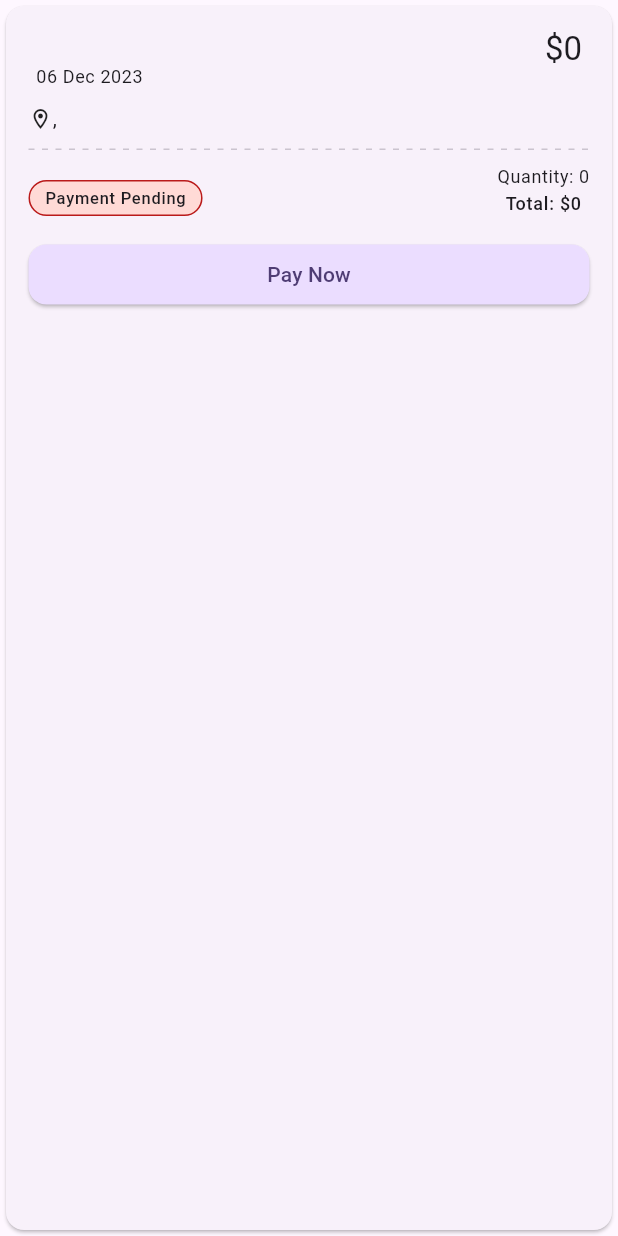
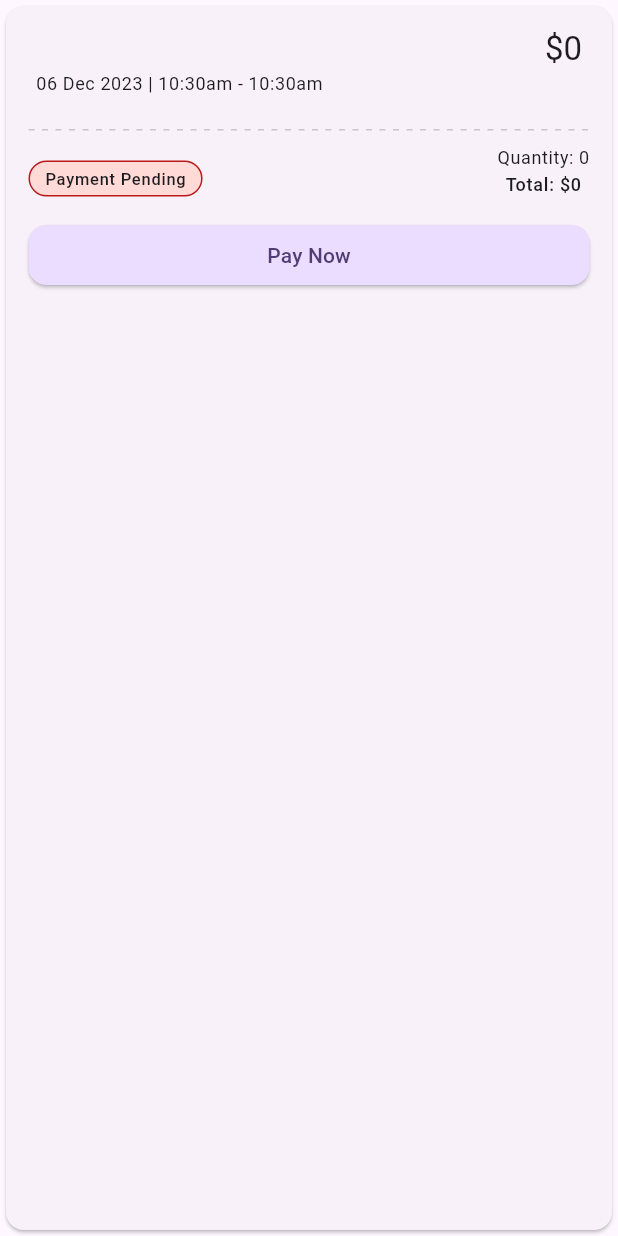
Before and after one commit to hadiyaaamir/chatbot, a Flutter app: the TicketOptionTile widget shown alone on an empty page, opened directly with empty values, on a phone screen of 412 x 824 dp. Run offline on Flutter 3.47's test engine with Material 3 defaults, Android fonts, the phone set to English and light mode, and no system bars; drawn by our look-alikes of dotted_line; our stand-ins replace equatable, flutter_bloc, flutter_spinkit, googleapis_auth, just_audio; missing offline and left inert: dialog_flowtter, flutter_sound, googleapis; statements that could not run were skipped.

Commit message:
time slots support in classes

```diff
--- a/lib/events/data/models/event.dart
+++ b/lib/events/data/models/event.dart
@@ -13,6 +13,7 @@ class Event extends Option {
     required this.location,
     required this.price,
     required this.startTime,
+    required this.slots,
   });
 
   final String id;
@@ -26,6 +27,8 @@ class Event extends Option {
   final String country;
   final LatLng location;
   final DateTime createdAt;
+
+  final List<EventSlot> slots;
 
   factory Event.fromJson(Map<String, dynamic> json) {
     return Event(
@@ -47,6 +50,7 @@ class Event extends Option {
       ),
       price: json['price'] as int? ?? 0,
       startTime: DateTime.now(),
+      slots: [EventSlot.fromJson(json), EventSlot.fromJson(json)],
     );
   }
 
@@ -63,5 +67,6 @@ class Event extends Option {
         country,
         location,
         createdAt,
+        slots,
       ];
 }
--- /dev/null
+++ b/lib/events/data/models/event_slot.dart
@@ -0,0 +1,26 @@
+part of 'models.dart';
+
+class EventSlot extends Equatable {
+  const EventSlot({required this.date, required this.slots});
+
+  final DateTime date;
+  final List<TimeSlot> slots;
+
+  factory EventSlot.fromJson(Map<String, dynamic> json) {
+    return EventSlot(
+      date: json['date'] != null
+          ? DateTime.fromMillisecondsSinceEpoch(json['date'] * 1000)
+          : DateTime.now(),
+      slots: json['slots'] != null
+          ? List<TimeSlot>.from(
+              (json['slots'] as List<dynamic>).map(
+                (slotJson) => TimeSlot.fromJson(slotJson),
+              ),
+            )
+          : [],
+    );
+  }
+
+  @override
+  List<Object> get props => [date, slots];
+}
--- a/lib/events/data/models/models.dart
+++ b/lib/events/data/models/models.dart
@@ -1,4 +1,7 @@
 import 'package:chatbot/chatbot/chatbot.dart';
+import 'package:chatbot/utils/models/models.dart';
 import 'package:dialog_flowtter/dialog_flowtter.dart';
+import 'package:equatable/equatable.dart';
 
 part 'event.dart';
+part 'event_slot.dart';
--- a/lib/tickets/data/models/models.dart
+++ b/lib/tickets/data/models/models.dart
@@ -1,4 +1,7 @@
 import 'package:chatbot/chatbot/chatbot.dart';
 import 'package:chatbot/events/events.dart';
+import 'package:chatbot/utils/models/models.dart';
+import 'package:equatable/equatable.dart';
 
 part 'ticket_option.dart';
+part 'ticket_slot.dart';
--- a/lib/tickets/data/models/ticket_option.dart
+++ b/lib/tickets/data/models/ticket_option.dart
@@ -9,6 +9,7 @@ class TicketOption extends Option {
     required this.quantity,
     required this.paymentCompleted,
     required this.createdAt,
+    required this.slot,
   });
 
   final String id;
@@ -18,6 +19,7 @@ class TicketOption extends Option {
   final int quantity;
   final bool paymentCompleted;
   final DateTime createdAt;
+  final TicketSlot slot;
 
   factory TicketOption.fromJson(Map<String, dynamic> json) {
     return TicketOption(
@@ -30,6 +32,7 @@ class TicketOption extends Option {
       createdAt: json['createdAt'] != null
           ? DateTime.parse(json['createdAt'] as String)
           : DateTime.now(),
+      slot: TicketSlot.fromJson(json['slot'] as Map<String, dynamic>? ?? {}),
     );
   }
 
@@ -42,5 +45,6 @@ class TicketOption extends Option {
         quantity,
         paymentCompleted,
         createdAt,
+        slot,
       ];
 }
--- /dev/null
+++ b/lib/tickets/data/models/ticket_slot.dart
@@ -0,0 +1,22 @@
+part of 'models.dart';
+
+class TicketSlot extends Equatable {
+  const TicketSlot({required this.date, required this.timeSlot});
+
+  final DateTime date;
+  final TimeSlot timeSlot;
+
+  factory TicketSlot.fromJson(Map<String, dynamic> json) {
+    return TicketSlot(
+      date: json['date'] != null
+          ? DateTime.fromMillisecondsSinceEpoch(json['date'] * 1000)
+          : DateTime.now(),
+      timeSlot: TimeSlot.fromJson(
+        json['timeSlot'] as Map<String, dynamic>? ?? {},
+      ),
+    );
+  }
+
+  @override
+  List<Object> get props => [date, timeSlot];
+}
--- /dev/null
+++ b/lib/tickets/presentation/widgets/ticket_details_block.dart
@@ -0,0 +1,73 @@
+part of 'widgets.dart';
+
+class TicketDetailsBlock extends StatelessWidget {
+  const TicketDetailsBlock({
+    super.key,
+    required this.ticket,
+    this.smallerPrice = false,
+  });
+
+  final TicketOption ticket;
+  final bool smallerPrice;
+
+  @override
+  Widget build(BuildContext context) {
+    return Column(
+      crossAxisAlignment: CrossAxisAlignment.stretch,
+      children: [
+        Padding(
+          padding: const EdgeInsets.only(left: 5, right: 5, bottom: 10),
+          child: Row(
+            mainAxisAlignment: MainAxisAlignment.spaceBetween,
+            crossAxisAlignment: CrossAxisAlignment.start,
+            children: [
+              _NameAndDateBlock(ticket: ticket),
+              _Price(price: ticket.event.price, smallerPrice: smallerPrice),
+            ],
+          ),
+        ),
+        const SizedBox(height: 2),
+      ],
+    );
+  }
+}
+
+class _NameAndDateBlock extends StatelessWidget {
+  const _NameAndDateBlock({required this.ticket});
+
+  final TicketOption ticket;
+
+  @override
+  Widget build(BuildContext context) {
+    final TextTheme textTheme = Theme.of(context).textTheme;
+    return Column(
+      crossAxisAlignment: CrossAxisAlignment.start,
+      children: [
+        Text(ticket.event.title, style: textTheme.titleMedium),
+        const SizedBox(height: 5),
+        Text(
+          '${DateFormat('dd MMM yyyy').format(ticket.slot.date)} | '
+          '${ticket.slot.timeSlot}',
+          style: textTheme.bodySmall,
+        ),
+      ],
+    );
+  }
+}
+
+class _Price extends StatelessWidget {
+  const _Price({required this.price, required this.smallerPrice});
+
+  final int price;
+  final bool smallerPrice;
+
+  @override
+  Widget build(BuildContext context) {
+    return Text(
+      '\$$price',
+      style: smallerPrice
+          ? Theme.of(context).textTheme.titleMedium
+          : Theme.of(context).textTheme.titleLarge,
+    );
+  }
+}
--- a/lib/tickets/presentation/widgets/ticket_option_tile.dart
+++ b/lib/tickets/presentation/widgets/ticket_option_tile.dart
@@ -18,7 +18,7 @@ class TicketOptionTile extends OptionTile {
               child: Column(
                 crossAxisAlignment: CrossAxisAlignment.end,
                 children: [
-                  EventDetailsBlock(event: ticket.event),
+                  TicketDetailsBlock(ticket: ticket),
                   const DottedDivider(),
                   Row(
                     mainAxisAlignment: MainAxisAlignment.spaceBetween,
--- a/lib/tickets/presentation/widgets/widgets.dart
+++ b/lib/tickets/presentation/widgets/widgets.dart
@@ -1,8 +1,9 @@
 import 'package:chatbot/chatbot/chatbot.dart';
-import 'package:chatbot/events/events.dart';
 import 'package:chatbot/payment/presentation/widgets/widgets.dart';
 import 'package:chatbot/tickets/tickets.dart';
 import 'package:chatbot/utils/widgets/dotted_divider.dart';
 import 'package:flutter/material.dart';
+import 'package:intl/intl.dart';
 
+part 'ticket_details_block.dart';
 part 'ticket_option_tile.dart';
--- /dev/null
+++ b/lib/utils/models/models.dart
@@ -0,0 +1 @@
+export 'time_slot.dart';
--- /dev/null
+++ b/lib/utils/models/time_slot.dart
@@ -0,0 +1,42 @@
+import 'package:equatable/equatable.dart';
+import 'package:flutter/material.dart';
+
+class TimeSlot extends Equatable {
+  const TimeSlot({required this.startingTime, required this.endingTime});
+
+  final TimeOfDay startingTime;
+  final TimeOfDay endingTime;
+
+  factory TimeSlot.fromJson(Map<String, dynamic> json) {
+    return TimeSlot(
+      startingTime: _parseTimeOfDay(json['startingTime'] as String? ?? "00:00"),
+      endingTime: _parseTimeOfDay(json['endingTime'] as String? ?? "00:00"),
+    );
+  }
+
+  static TimeOfDay _parseTimeOfDay(String timeString) {
+    final List<String> components = timeString.split(':');
+    final int hour = int.parse(components[0]);
+    final int minute = int.parse(components[1]);
+
+    return TimeOfDay(hour: hour, minute: minute);
+  }
+
+  @override
+  String toString() {
+    final String start = _formatTimeOfDay(startingTime).toLowerCase();
+    final String end = _formatTimeOfDay(endingTime).toLowerCase();
+    return '$start - $end';
+  }
+
+  String _formatTimeOfDay(TimeOfDay timeOfDay) {
+    final String period = timeOfDay.period == DayPeriod.am ? 'am' : 'pm';
+    final int hour = timeOfDay.hourOfPeriod == 0 ? 12 : timeOfDay.hourOfPeriod;
+    final String minute = '${timeOfDay.minute}'.padLeft(2, '0');
+
+    return '$hour:$minute$period';
+  }
+
+  @override
+  List<Object> get props => [startingTime, endingTime];
+}
```
